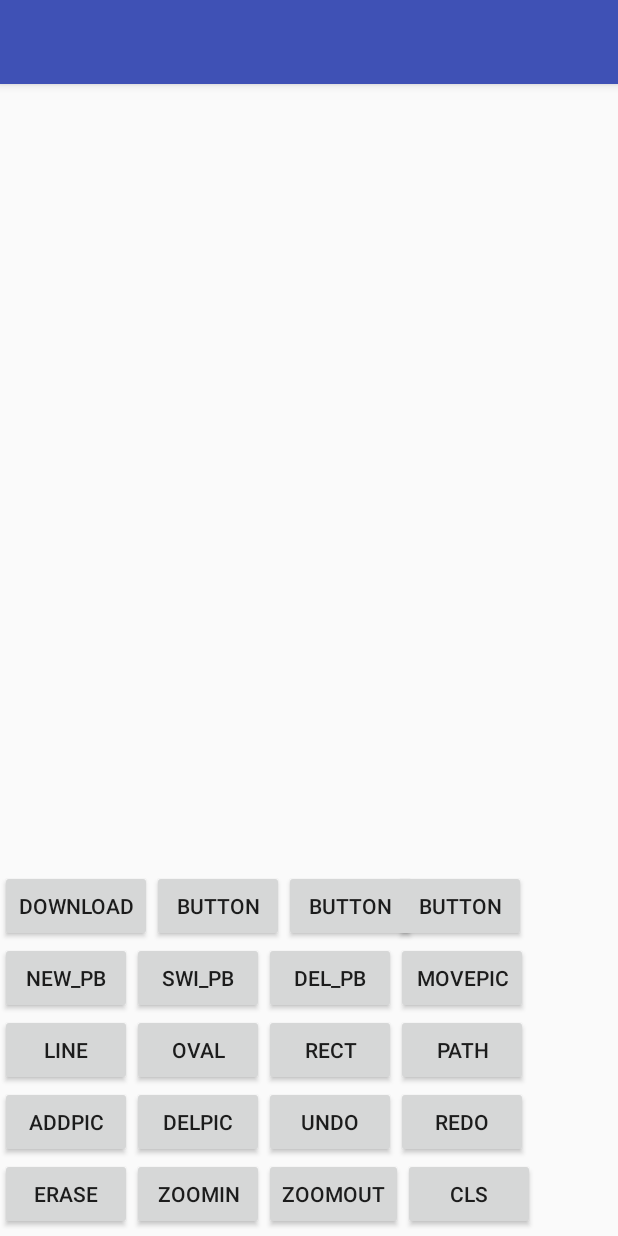
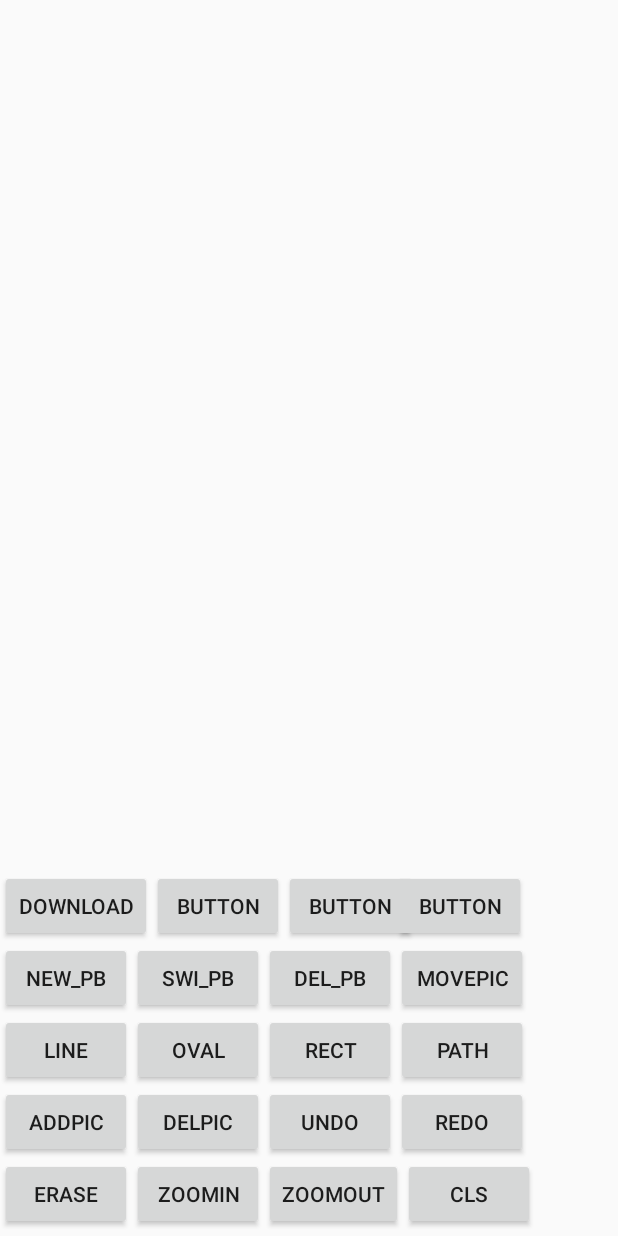
Before and after one commit to xingbiyanshu/vconfsdkdemo, an Android app: the layout activity_data_collaborate.xml on its own in the app's theme, with its tools: preview values and no code run, on a phone screen of 412 x 824 dp. Run offline under Robolectric (Android 15) with nearby library versions, the phone set to English and light mode, and no system bars.

Commit message:
#########清理整改适配。

```diff
--- a/app/src/main/res/layout/activity_data_collaborate.xml
+++ b/app/src/main/res/layout/activity_data_collaborate.xml
@@ -6,19 +6,6 @@
     android:layout_height="match_parent"
     tools:context=".DataCollaborateActivity">
 
-    <com.google.android.material.appbar.AppBarLayout
-        android:layout_width="match_parent"
-        android:layout_height="wrap_content"
-        android:theme="@style/AppTheme.AppBarOverlay">
-
-        <androidx.appcompat.widget.Toolbar
-            android:id="@+id/toolbar"
-            android:layout_width="match_parent"
-            android:layout_height="?attr/actionBarSize"
-            android:background="?attr/colorPrimary"
-            app:popupTheme="@style/AppTheme.PopupOverlay" />
-
-    </com.google.android.material.appbar.AppBarLayout>
 
     <include
         layout="@layout/content_data_collaborate" />
@@ -27,7 +14,8 @@
         android:id="@+id/tools_layout"
         android:layout_width="match_parent"
         android:layout_height="wrap_content"
-        android:layout_gravity="bottom">
+        android:layout_gravity="bottom"
+        tools:ignore="HardcodedText" >
 
         <Button
             android:id="@+id/create_paintboard"
@@ -36,7 +24,7 @@
             android:onClick="onCreatePaintBoardClicked"
             android:text="new_pb"
             app:layout_constraintBottom_toTopOf="@+id/op_drawline"
-            app:layout_constraintStart_toStartOf="parent" />
+            app:layout_constraintStart_toStartOf="parent"/>
 
         <Button
             android:id="@+id/switch_paintboard"
@@ -203,10 +191,11 @@
             android:id="@+id/button9"
             android:layout_width="wrap_content"
             android:layout_height="wrap_content"
-            android:layout_marginEnd="1dp"
+            android:layout_marginRight="1dp"
             android:text="Button"
             app:layout_constraintBaseline_toBaselineOf="@+id/button8"
-            app:layout_constraintEnd_toEndOf="@+id/op_movepic" />
+            app:layout_constraintEnd_toEndOf="@+id/op_movepic"
+            tools:ignore="RtlHardcoded" />
 
     </androidx.constraintlayout.widget.ConstraintLayout>
 
--- a/app/src/main/res/values/dimens.xml
+++ b/app/src/main/res/values/dimens.xml
@@ -1,3 +1,2 @@
 <resources>
-    <dimen name="fab_margin">16dp</dimen>
 </resources>
--- a/app/src/main/res/values/strings.xml
+++ b/app/src/main/res/values/strings.xml
@@ -1,16 +1,10 @@
 <resources>
     <string name="app_name">vconfsdkdemo</string>
 
-    <string name="title_activity_welcome">WelcomeActivity</string>
-    <string name="title_activity_login">LoginActivity</string>
     <string name="title_activity_main">MainActivity</string>
 
-    <string name="welcome">welcome</string>
-    <string name="login">login</string>
-    <string name="enter">enter</string>
     <string name="data_collaborate">data_collaborate</string>
 
     <!-- TODO: Remove or change this placeholder text -->
-    <string name="hello_blank_fragment">Hello blank fragment</string>
     <string name="title_activity_data_collaborate">DataCollaborateActivity</string>
 </resources>
--- a/app/src/main/res/values/styles.xml
+++ b/app/src/main/res/values/styles.xml
@@ -13,8 +13,4 @@
         <item name="windowNoTitle">true</item>
     </style>
 
-    <style name="AppTheme.AppBarOverlay" parent="ThemeOverlay.AppCompat.Dark.ActionBar" />
-
-    <style name="AppTheme.PopupOverlay" parent="ThemeOverlay.AppCompat.Light" />
-
 </resources>
```
Also changed, not shown: app/build.gradle (+3 -34 lines), app/src/main/AndroidManifest.xml (+0 -18 lines), app/src/main/java/com/sissi/vconfsdkdemo/DataCollaborateActivity.java (+31 -76 lines), app/src/main/java/com/sissi/vconfsdkdemo/MainActivity.java (+23 -56 lines), build.gradle (+5 -9 lines).
